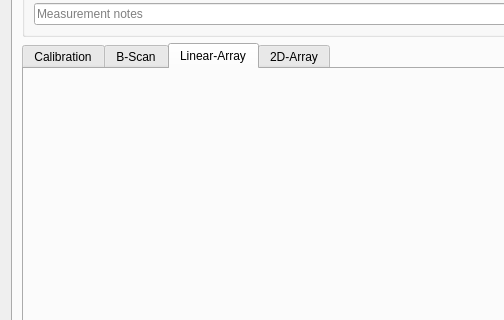
Before: the Qt Designer form new_ui/gui_view.ui in HybridEcho/Roboter, drawn with Qt 5; both pictures show x 0 to 504 and y 276 to 596 of the 1105 by 756 pixel window.
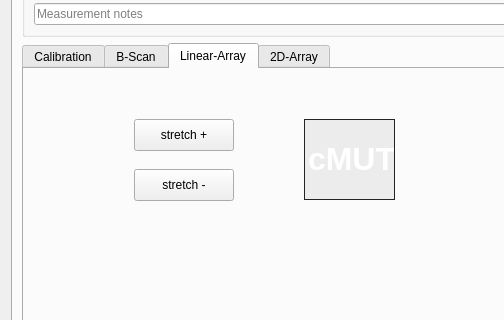
After: the same form once the commit is applied. The open tabs and pages were chosen to show the change. Icons and pictures are not drawn.

Diff of the .ui file:
```diff
--- a/new_ui/gui_view.ui
+++ b/new_ui/gui_view.ui
@@ -738,6 +738,469 @@
           <attribute name="title">
            <string>Linear-Array</string>
           </attribute>
+          <widget class="QLabel" name="lin_label">
+           <property name="geometry">
+            <rect>
+             <x>280</x>
+             <y>50</y>
+             <width>91</width>
+             <height>81</height>
+            </rect>
+           </property>
+           <property name="palette">
+            <palette>
+             <active>
+              <colorrole role="WindowText">
+               <brush brushstyle="SolidPattern">
+                <color alpha="255">
+                 <red>0</red>
+                 <green>0</green>
+                 <blue>0</blue>
+                </color>
+               </brush>
+              </colorrole>
+              <colorrole role="Button">
+               <brush brushstyle="SolidPattern">
+                <color alpha="255">
+                 <red>255</red>
+                 <green>147</green>
+                 <blue>0</blue>
+                </color>
+               </brush>
+              </colorrole>
+              <colorrole role="Light">
+               <brush brushstyle="SolidPattern">
+                <color alpha="255">
+                 <red>255</red>
+                 <green>201</green>
+                 <blue>127</blue>
+                </color>
+               </brush>
+              </colorrole>
+              <colorrole role="Midlight">
+               <brush brushstyle="SolidPattern">
+                <color alpha="255">
+                 <red>255</red>
+                 <green>174</green>
+                 <blue>63</blue>
+                </color>
+               </brush>
+              </colorrole>
+              <colorrole role="Dark">
+               <brush brushstyle="SolidPattern">
+                <color alpha="255">
+                 <red>127</red>
+                 <green>73</green>
+                 <blue>0</blue>
+                </color>
+               </brush>
+              </colorrole>
+              <colorrole role="Mid">
+               <brush brushstyle="SolidPattern">
+                <color alpha="255">
+                 <red>170</red>
+                 <green>98</green>
+                 <blue>0</blue>
+                </color>
+               </brush>
+              </colorrole>
+              <colorrole role="Text">
+               <brush brushstyle="SolidPattern">
+                <color alpha="255">
+                 <red>0</red>
+                 <green>0</green>
+                 <blue>0</blue>
+                </color>
+               </brush>
+              </colorrole>
+              <colorrole role="BrightText">
+               <brush brushstyle="SolidPattern">
+                <color alpha="255">
+                 <red>255</red>
+                 <green>255</green>
+                 <blue>255</blue>
+                </color>
+               </brush>
+              </colorrole>
+              <colorrole role="ButtonText">
+               <brush brushstyle="SolidPattern">
+                <color alpha="255">
+                 <red>0</red>
+                 <green>0</green>
+                 <blue>0</blue>
+                </color>
+               </brush>
+              </colorrole>
+              <colorrole role="Base">
+               <brush brushstyle="SolidPattern">
+                <color alpha="255">
+                 <red>255</red>
+                 <green>255</green>
+                 <blue>255</blue>
+                </color>
+               </brush>
+              </colorrole>
+              <colorrole role="Window">
+               <brush brushstyle="SolidPattern">
+                <color alpha="255">
+                 <red>255</red>
+                 <green>147</green>
+                 <blue>0</blue>
+                </color>
+               </brush>
+              </colorrole>
+              <colorrole role="Shadow">
+               <brush brushstyle="SolidPattern">
+                <color alpha="255">
+                 <red>0</red>
+                 <green>0</green>
+                 <blue>0</blue>
+                </color>
+               </brush>
+              </colorrole>
+              <colorrole role="AlternateBase">
+               <brush brushstyle="SolidPattern">
+                <color alpha="255">
+                 <red>255</red>
+                 <green>201</green>
+                 <blue>127</blue>
+                </color>
+               </brush>
+              </colorrole>
+              <colorrole role="ToolTipBase">
+               <brush brushstyle="SolidPattern">
+                <color alpha="255">
+                 <red>255</red>
+                 <green>255</green>
+                 <blue>220</blue>
+                </color>
+               </brush>
+              </colorrole>
+              <colorrole role="ToolTipText">
+               <brush brushstyle="SolidPattern">
+                <color alpha="255">
+                 <red>0</red>
+                 <green>0</green>
+                 <blue>0</blue>
+                </color>
+               </brush>
+              </colorrole>
+             </active>
+             <inactive>
+              <colorrole role="WindowText">
+               <brush brushstyle="SolidPattern">
+                <color alpha="216">
+                 <red>0</red>
+                 <green>0</green>
+                 <blue>0</blue>
+                </color>
+               </brush>
+              </colorrole>
+              <colorrole role="Button">
+               <brush brushstyle="SolidPattern">
+                <color alpha="255">
+                 <red>236</red>
+                 <green>236</green>
+                 <blue>236</blue>
+                </color>
+               </brush>
+              </colorrole>
+              <colorrole role="Light">
+               <brush brushstyle="SolidPattern">
+                <color alpha="255">
+                 <red>255</red>
+                 <green>255</green>
+                 <blue>255</blue>
+                </color>
+               </brush>
+              </colorrole>
+              <colorrole role="Midlight">
+               <brush brushstyle="SolidPattern">
+                <color alpha="255">
+                 <red>245</red>
+                 <green>245</green>
+                 <blue>245</blue>
+                </color>
+               </brush>
+              </colorrole>
+              <colorrole role="Dark">
+               <brush brushstyle="SolidPattern">
+                <color alpha="255">
+                 <red>191</red>
+                 <green>191</green>
+                 <blue>191</blue>
+                </color>
+               </brush>
+              </colorrole>
+              <colorrole role="Mid">
+               <brush brushstyle="SolidPattern">
+                <color alpha="255">
+                 <red>169</red>
+                 <green>169</green>
+                 <blue>169</blue>
+                </color>
+               </brush>
+              </colorrole>
+              <colorrole role="Text">
+               <brush brushstyle="SolidPattern">
+                <color alpha="216">
+                 <red>0</red>
+                 <green>0</green>
+                 <blue>0</blue>
+                </color>
+               </brush>
+              </colorrole>
+              <colorrole role="BrightText">
+               <brush brushstyle="SolidPattern">
+                <color alpha="255">
+                 <red>255</red>
+                 <green>255</green>
+                 <blue>255</blue>
+                </color>
+               </brush>
+              </colorrole>
+              <colorrole role="ButtonText">
+               <brush brushstyle="SolidPattern">
+                <color alpha="255">
+                 <red>0</red>
+                 <green>0</green>
+                 <blue>0</blue>
+                </color>
+               </brush>
+              </colorrole>
+              <colorrole role="Base">
+               <brush brushstyle="SolidPattern">
+                <color alpha="255">
+                 <red>255</red>
+                 <green>255</green>
+                 <blue>255</blue>
+                </color>
+               </brush>
+              </colorrole>
+              <colorrole role="Window">
+               <brush brushstyle="SolidPattern">
+                <color alpha="255">
+                 <red>236</red>
+                 <green>236</green>
+                 <blue>236</blue>
+                </color>
+               </brush>
+              </colorrole>
+              <colorrole role="Shadow">
+               <brush brushstyle="SolidPattern">
+                <color alpha="255">
+                 <red>0</red>
+                 <green>0</green>
+                 <blue>0</blue>
+                </color>
+               </brush>
+              </colorrole>
+              <colorrole role="AlternateBase">
+               <brush brushstyle="SolidPattern">
+                <color alpha="255">
+                 <red>245</red>
+                 <green>245</green>
+                 <blue>245</blue>
+                </color>
+               </brush>
+              </colorrole>
+              <colorrole role="ToolTipBase">
+               <brush brushstyle="SolidPattern">
+                <color alpha="255">
+                 <red>255</red>
+                 <green>255</green>
+                 <blue>255</blue>
+                </color>
+               </brush>
+              </colorrole>
+              <colorrole role="ToolTipText">
+               <brush brushstyle="SolidPattern">
+                <color alpha="255">
+                 <red>0</red>
+                 <green>0</green>
+                 <blue>0</blue>
+                </color>
+               </brush>
+              </colorrole>
+             </inactive>
+             <disabled>
+              <colorrole role="WindowText">
+               <brush brushstyle="SolidPattern">
+                <color alpha="255">
+                 <red>127</red>
+                 <green>73</green>
+                 <blue>0</blue>
+                </color>
+               </brush>
+              </colorrole>
+              <colorrole role="Button">
+               <brush brushstyle="SolidPattern">
+                <color alpha="255">
+                 <red>255</red>
+                 <green>147</green>
+                 <blue>0</blue>
+                </color>
+               </brush>
+              </colorrole>
+              <colorrole role="Light">
+               <brush brushstyle="SolidPattern">
+                <color alpha="255">
+                 <red>255</red>
+                 <green>201</green>
+                 <blue>127</blue>
+                </color>
+               </brush>
+              </colorrole>
+              <colorrole role="Midlight">
+               <brush brushstyle="SolidPattern">
+                <color alpha="255">
+                 <red>255</red>
+                 <green>174</green>
+                 <blue>63</blue>
+                </color>
+               </brush>
+              </colorrole>
+              <colorrole role="Dark">
+               <brush brushstyle="SolidPattern">
+                <color alpha="255">
+                 <red>127</red>
+                 <green>73</green>
+                 <blue>0</blue>
+                </color>
+               </brush>
+              </colorrole>
+              <colorrole role="Mid">
+               <brush brushstyle="SolidPattern">
+                <color alpha="255">
+                 <red>170</red>
+                 <green>98</green>
+                 <blue>0</blue>
+                </color>
+               </brush>
+              </colorrole>
+              <colorrole role="Text">
+               <brush brushstyle="SolidPattern">
+                <color alpha="255">
+                 <red>127</red>
+                 <green>73</green>
+                 <blue>0</blue>
+                </color>
+               </brush>
+              </colorrole>
+              <colorrole role="BrightText">
+               <brush brushstyle="SolidPattern">
+                <color alpha="255">
+                 <red>255</red>
+                 <green>255</green>
+                 <blue>255</blue>
+                </color>
+               </brush>
+              </colorrole>
+              <colorrole role="ButtonText">
+               <brush brushstyle="SolidPattern">
+                <color alpha="255">
+                 <red>127</red>
+                 <green>73</green>
+                 <blue>0</blue>
+                </color>
+               </brush>
+              </colorrole>
+              <colorrole role="Base">
+               <brush brushstyle="SolidPattern">
+                <color alpha="255">
+                 <red>255</red>
+                 <green>147</green>
+                 <blue>0</blue>
+                </color>
+               </brush>
+              </colorrole>
+              <colorrole role="Window">
+               <brush brushstyle="SolidPattern">
+                <color alpha="255">
+                 <red>255</red>
+                 <green>147</green>
+                 <blue>0</blue>
+                </color>
+               </brush>
+              </colorrole>
+              <colorrole role="Shadow">
+               <brush brushstyle="SolidPattern">
+                <color alpha="255">
+                 <red>0</red>
+                 <green>0</green>
+                 <blue>0</blue>
+                </color>
+               </brush>
+              </colorrole>
+              <colorrole role="AlternateBase">
+               <brush brushstyle="SolidPattern">
+                <color alpha="255">
+                 <red>245</red>
+                 <green>245</green>
+                 <blue>245</blue>
+                </color>
+               </brush>
+              </colorrole>
+              <colorrole role="ToolTipBase">
+               <brush brushstyle="SolidPattern">
+                <color alpha="255">
+                 <red>255</red>
+                 <green>255</green>
+                 <blue>255</blue>
+                </color>
+               </brush>
+              </colorrole>
+              <colorrole role="ToolTipText">
+               <brush brushstyle="SolidPattern">
+                <color alpha="255">
+                 <red>0</red>
+                 <green>0</green>
+                 <blue>0</blue>
+                </color>
+               </brush>
+              </colorrole>
+             </disabled>
+            </palette>
+           </property>
+           <property name="autoFillBackground">
+            <bool>true</bool>
+           </property>
+           <property name="frameShape">
+            <enum>QFrame::Box</enum>
+           </property>
+           <property name="frameShadow">
+            <enum>QFrame::Plain</enum>
+           </property>
+           <property name="text">
+            <string>&lt;html&gt;&lt;head/&gt;&lt;body&gt;&lt;p align=&quot;center&quot;&gt;&lt;span style=&quot; font-size:24pt; font-weight:700; color:#ffffff;&quot;&gt;cMUT&lt;/span&gt;&lt;/p&gt;&lt;/body&gt;&lt;/html&gt;</string>
+           </property>
+          </widget>
+          <widget class="QPushButton" name="lin_pushButton_1">
+           <property name="geometry">
+            <rect>
+             <x>110</x>
+             <y>50</y>
+             <width>100</width>
+             <height>32</height>
+            </rect>
+           </property>
+           <property name="text">
+            <string>stretch +</string>
+           </property>
+          </widget>
+          <widget class="QPushButton" name="lin_pushButton_2">
+           <property name="geometry">
+            <rect>
+             <x>110</x>
+             <y>100</y>
+             <width>100</width>
+             <height>32</height>
+            </rect>
+           </property>
+           <property name="text">
+            <string>stretch -</string>
+           </property>
+          </widget>
          </widget>
          <widget class="QWidget" name="tab_2D_array">
           <attribute name="title">
```
Left out of the diff: 2 changed lines with no effect on the pictures.
